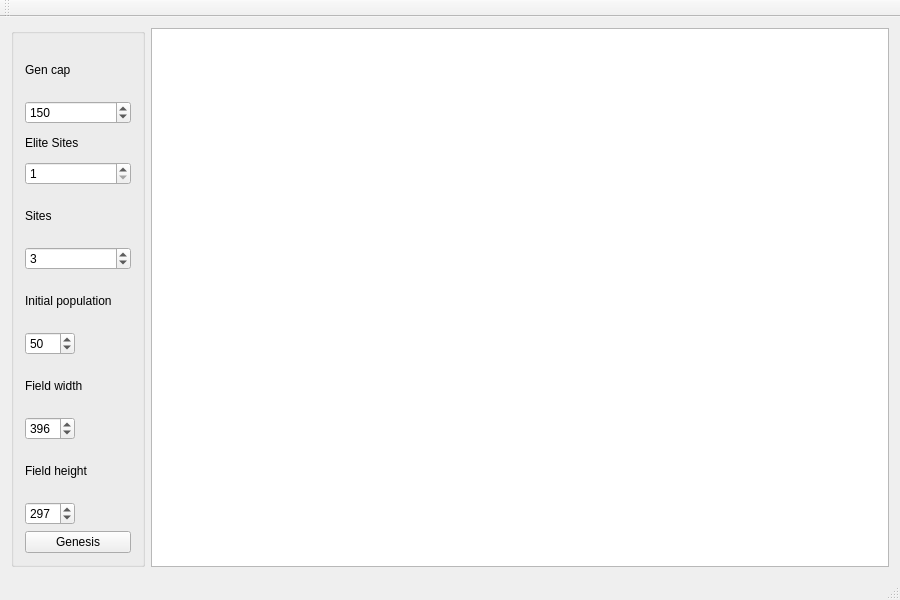
Old version of the form mainwindow.ui in the repository schibalt/bees.
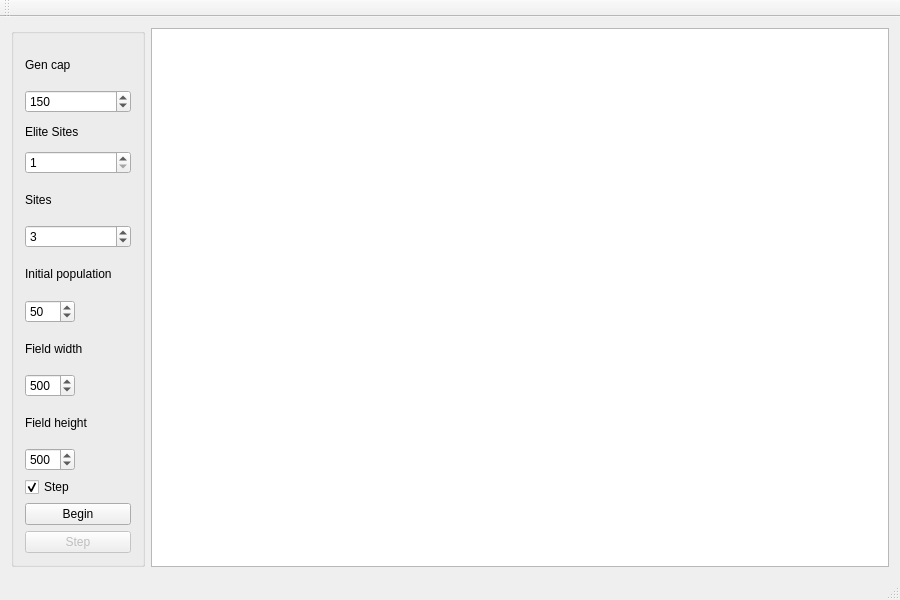
New version of the form.

Diff of the .ui file:
```diff
--- a/mainwindow.ui
+++ b/mainwindow.ui
@@ -144,13 +144,13 @@
           <number>10</number>
          </property>
          <property name="maximum">
-          <number>1000</number>
+          <number>2000</number>
          </property>
          <property name="singleStep">
           <number>9</number>
          </property>
          <property name="value">
-          <number>396</number>
+          <number>500</number>
          </property>
         </widget>
        </item>
@@ -185,14 +185,34 @@
           <number>9</number>
          </property>
          <property name="value">
-          <number>297</number>
+          <number>500</number>
+         </property>
+        </widget>
+       </item>
+       <item>
+        <widget class="QCheckBox" name="checkBox">
+         <property name="text">
+          <string>Step</string>
+         </property>
+         <property name="checked">
+          <bool>true</bool>
          </property>
         </widget>
        </item>
        <item>
         <widget class="QPushButton" name="pushButton">
          <property name="text">
-          <string>Genesis</string>
+          <string>Begin</string>
+         </property>
+        </widget>
+       </item>
+       <item>
+        <widget class="QPushButton" name="stepButton">
+         <property name="enabled">
+          <bool>false</bool>
+         </property>
+         <property name="text">
+          <string>Step</string>
          </property>
         </widget>
        </item>
```
Left out of the diff: 2 changed lines with no effect on the pictures.
